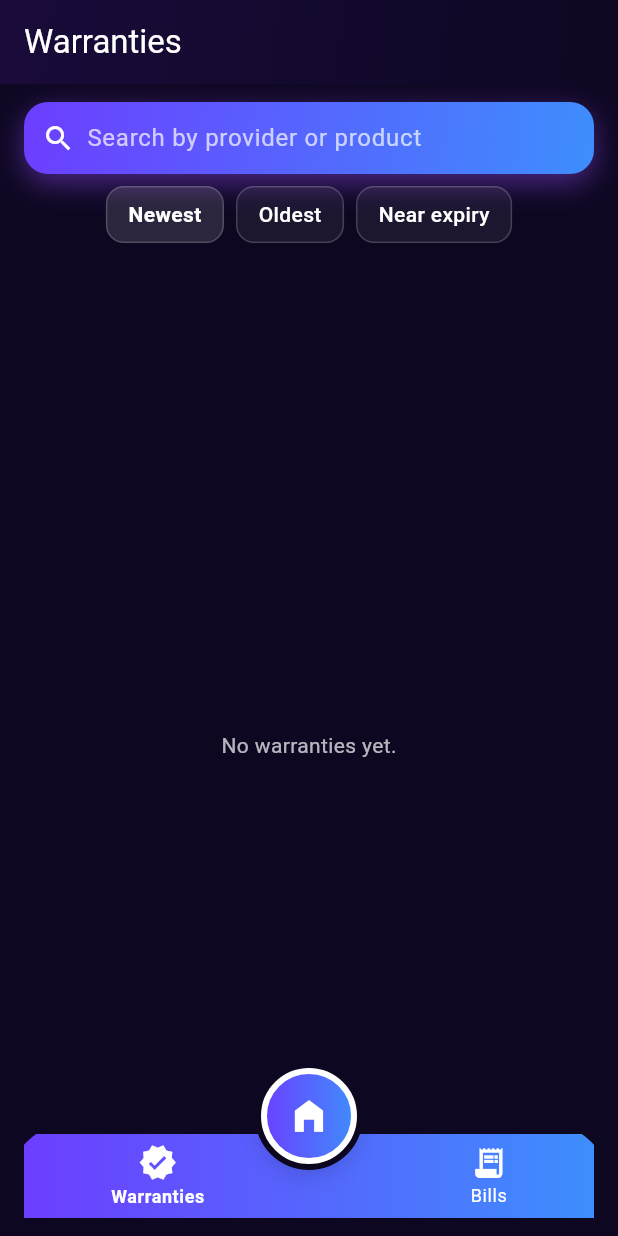
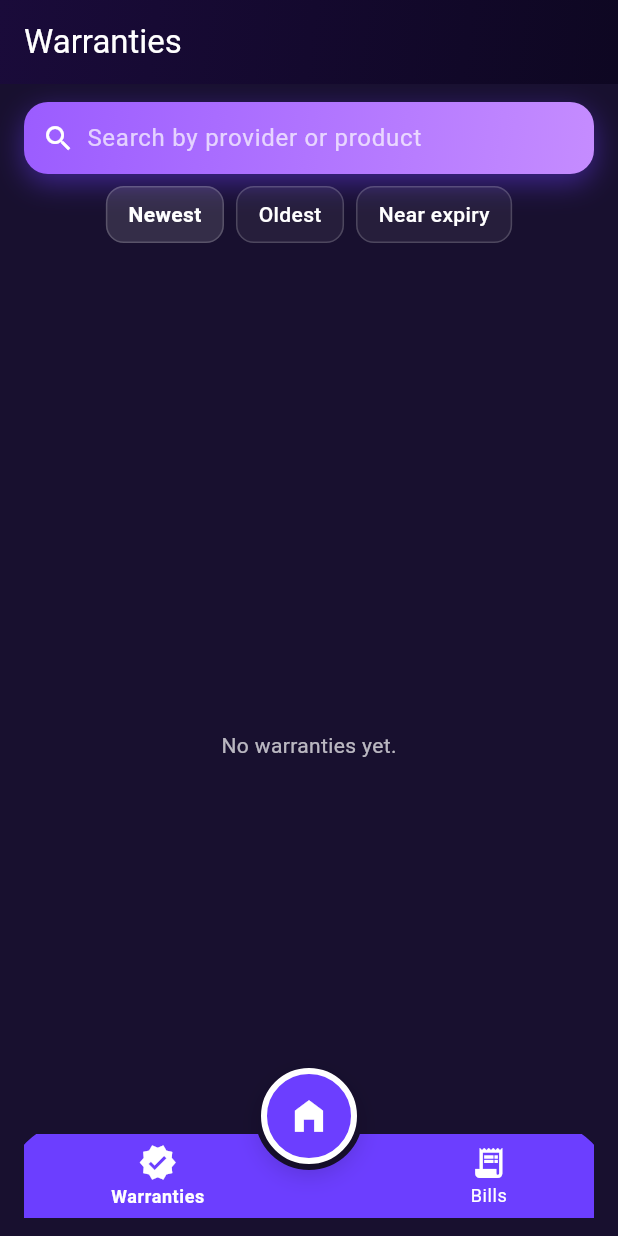
Before and after one commit to Unreemable/billwise_app, a Flutter app: the screen it shows once a user with an empty profile is signed in, after a tap on "Warranties", on a phone screen of 412 x 824 dp. Run offline on Flutter 3.47's test engine with Material 3 defaults, Android fonts, the phone set to English and light mode, and no system bars; our stand-ins replace cloud_firestore, firebase_auth, firebase_core, firebase_crashlytics, firebase_messaging, flutter_dotenv and 4 more; missing offline and left inert: google_mlkit_text_recognition; accounts and stored records are empty; network calls fail.

Commit message:
colors changing

```diff
--- a/lib/main.dart
+++ b/lib/main.dart
@@ -1,4 +1,3 @@
-
 import 'dart:async';
 import 'package:flutter/material.dart';
 import 'package:flutter/services.dart';
@@ -10,13 +9,12 @@ import 'package:firebase_messaging/firebase_messaging.dart';
 import 'package:cloud_firestore/cloud_firestore.dart';
 import 'package:firebase_crashlytics/firebase_crashlytics.dart';
 
-// Local storage نخزن بيانات بسيطة مثل الflags
+// Local storage
 import 'package:shared_preferences/shared_preferences.dart';
 
-// .env نخزن api kays
+// .env
 import 'package:flutter_dotenv/flutter_dotenv.dart';
 
-// استيراد الصفحات يبدأ من هنا
 // Firebase options
 import 'firebase_options.dart';
 
@@ -57,9 +55,6 @@ import 'src/shell/app_shell.dart';
 // Welcome
 import 'welcome/welcome_screen.dart';
 
-/// يدالة تسجيل تأخير الإشعار
-/// تقيس كم تأخرت رسالة Firebase من وقت إرسالها (sent_at_iso) إلى وصولها وتحفظ الرقم في ماتركس الفايربيس
-
 Future<void> _logFcmDeliveryDelay(RemoteMessage message) async {
   try {
     final sentIso = message.data['sent_at_iso'];
@@ -81,9 +76,6 @@ Future<void> _logFcmDeliveryDelay(RemoteMessage message) async {
   } catch (_) {}
 }
 
-/// معالج FCM في الخلفية (top-level)
-/// يشتغل حتى لو التطبيق مغلق
-
 @pragma('vm:entry-point')
 Future<void> _firebaseMessagingBackgroundHandler(RemoteMessage message) async {
   await Firebase.initializeApp(options: DefaultFirebaseOptions.currentPlatform);
@@ -97,113 +89,191 @@ Future<void> _firebaseMessagingBackgroundHandler(RemoteMessage message) async {
     );
   }
 }
-//دالة main
+
 Future<void> main() async {
   WidgetsFlutterBinding.ensureInitialized();
 
-  // واجهة حافة-لحافة + صبغ أشرطة النظام
-  //إعداد الشكل العام للجهاز
+  // واجهة حافة-لحافة
   SystemChrome.setEnabledSystemUIMode(SystemUiMode.edgeToEdge);
   SystemChrome.setSystemUIOverlayStyle(const SystemUiOverlayStyle(
     statusBarColor: Colors.transparent,
     statusBarIconBrightness: Brightness.light,
-    systemNavigationBarColor: Color(0xFF0E0722), // داكن
+    systemNavigationBarColor: Color(0xFF0E0722),
     systemNavigationBarIconBrightness: Brightness.light,
   ));
 
   // .env
   await dotenv.load(fileName: ".env");
 
-  // Firebase تشغيل
+  // Firebase
   await Firebase.initializeApp(options: DefaultFirebaseOptions.currentPlatform);
 
-  // Crashlytics ^5.x
+  // Crashlytics
   FlutterError.onError = FirebaseCrashlytics.instance.recordFlutterError;
 
-  // نسوي تهيئة للاشعارات المحلية
+  // Local notifications
   await setupLocalNotifications();
 
-  //  تهيئة معالج الخلفية
+  // FCM background
   FirebaseMessaging.onBackgroundMessage(_firebaseMessagingBackgroundHandler);
 
-  // نشغل التطبيق داخلها عشان اي خطأ مانلقطه يروح للcrashlytics
   runZonedGuarded(() {
     runApp(const App());
   }, (error, stack) {
     FirebaseCrashlytics.instance.recordError(error, stack, fatal: true);
   });
 }
-///كلاس App (MaterialApp) هنا نضبط الثيم والخلفية العامة وصفحة البداية والrouts
-class App extends StatelessWidget {
+class App extends StatefulWidget {
   const App({super.key});
+
+  // عشان نقدر نوصل لحالة الثيم من أي صفحة (مثل ProfilePage)
+  static _AppState of(BuildContext context) {
+    return context.findAncestorStateOfType<_AppState>()!;
+  }
+
+  @override
+  State<App> createState() => _AppState();
+}
+
+class _AppState extends State<App> {
+  // الوضع الحالي للثيم
+  ThemeMode _themeMode = ThemeMode.system;
+
+  ThemeMode get themeMode => _themeMode;
+
+  @override
+  void initState() {
+    super.initState();
+    _loadThemeMode();
+  }
+
+  // نقرأ آخر اختيار من SharedPreferences (اختياري لكن لطيف)
+  Future<void> _loadThemeMode() async {
+    final prefs = await SharedPreferences.getInstance();
+    final value = prefs.getString('theme_mode');
+    setState(() {
+      _themeMode = _stringToThemeMode(value) ?? ThemeMode.system;
+    });
+  }
+
+  Future<void> setThemeMode(ThemeMode mode) async {
+    final prefs = await SharedPreferences.getInstance();
+    await prefs.setString('theme_mode', _themeModeToString(mode));
+    setState(() {
+      _themeMode = mode;
+    });
+  }
+
+  String _themeModeToString(ThemeMode mode) {
+    switch (mode) {
+      case ThemeMode.light:
+        return 'light';
+      case ThemeMode.dark:
+        return 'dark';
+      case ThemeMode.system:
+      default:
+        return 'system';
+    }
+  }
+
+  ThemeMode? _stringToThemeMode(String? value) {
+    switch (value) {
+      case 'light':
+        return ThemeMode.light;
+      case 'dark':
+        return ThemeMode.dark;
+      case 'system':
+        return ThemeMode.system;
+      default:
+        return null;
+    }
+  }
 
   @override
   Widget build(BuildContext context) {
-    const bg = Color(0xFF0E0722);
+    const darkBg = Color(0xFF0E0722);
 
     return MaterialApp(
-      debugShowCheckedModeBanner: false, //يشيل علامة الديبق الحمراء
+      debugShowCheckedModeBanner: false,
       title: 'BillWise',
+
+      // 🌞 LIGHT MODE
       theme: ThemeData(
         useMaterial3: true,
+        brightness: Brightness.light,
+        scaffoldBackgroundColor: const Color(0xFFF7F3FF), // Lavender Light
+        canvasColor: Colors.transparent,
+        cardColor: Colors.white,
+        colorScheme: ColorScheme.fromSeed(
+          seedColor: const Color(0xFF6C3EFF),
+          brightness: Brightness.light,
+          surface: Colors.white,
+          onSurface: Colors.black87,
+          primary: const Color(0xFF6C3EFF),
+          onPrimary: Colors.white,
+        ),
+      ),
+
+      // 🌙 DARK MODE (تصميمك الحالي)
+      darkTheme: ThemeData(
+        useMaterial3: true,
         brightness: Brightness.dark,
-        scaffoldBackgroundColor: Colors.transparent,//الخلفية شفافة
+        scaffoldBackgroundColor: Colors.transparent,
         canvasColor: Colors.transparent,
         cardColor: const Color(0x1AFFFFFF),
         colorScheme: ColorScheme.fromSeed(
           seedColor: const Color(0xFF5F33E1),
           brightness: Brightness.dark,
-          surface: bg,
+          surface: darkBg,
           onSurface: Colors.white,
           primary: const Color(0xFF6C3EFF),
           onPrimary: Colors.white,
         ),
       ),
 
+      // 🎛 هنا نستخدم الثيم المختار
+      themeMode: _themeMode,
+
       // الخلفية العامة الناعمة
       builder: (context, child) => const SoftPastelBackground(
         child: SizedBox.expand(child: ColoredBox(color: Colors.transparent)),
       ).copyWithChild(child ?? const SizedBox.shrink()),
 
-
-      //اذا المستخدم مسجل AppShell
-      // غير مسجل؟ → WelcomeScreen
       home: const _RootGate(),
 
       routes: {
-        // Welcome + Auth
         WelcomeScreen.route: (_) => const WelcomeScreen(),
-        LoginScreen.route:   (_) => const LoginScreen(),
-        RegisterScreen.route:(_) => const RegisterScreen(),
-
-
+        LoginScreen.route: (_) => const LoginScreen(),
+        RegisterScreen.route: (_) => const RegisterScreen(),
         HomeScreen.route: (_) => const HomeScreen(),
-
-        // Bills and Warranties
         BillListPage.route: (_) => const BillListPage(),
         WarrantyListPage.route: (_) => const WarrantyListPage(),
         ScanReceiptPage.route: (_) => const ScanReceiptPage(),
         AddBillPage.route: (_) => const AddBillPage(),
-
-        // Profile / Notifs
         EditProfilePage.route: (_) => const EditProfilePage(),
         NotificationsPage.route: (_) => const NotificationsPage(),
         ProfilePage.route: (_) => const ProfilePage(),
       },
 
       onGenerateRoute: (settings) {
-        if (settings.name == BillDetailPage.route && settings.arguments is BillDetails) {
+        if (settings.name == BillDetailPage.route &&
+            settings.arguments is BillDetails) {
           return MaterialPageRoute(
-            builder: (_) => BillDetailPage(details: settings.arguments as BillDetails),
+            builder: (_) =>
+                BillDetailPage(details: settings.arguments as BillDetails),
             settings: settings,
           );
         }
-        if (settings.name == WarrantyDetailPage.route && settings.arguments is WarrantyDetails) {
+
+        if (settings.name == WarrantyDetailPage.route &&
+            settings.arguments is WarrantyDetails) {
           return MaterialPageRoute(
-            builder: (_) => WarrantyDetailPage(details: settings.arguments as WarrantyDetails),
+            builder: (_) => WarrantyDetailPage(
+                details: settings.arguments as WarrantyDetails),
             settings: settings,
           );
         }
+
         if (settings.name == AddWarrantyPage.route) {
           final args = settings.arguments;
           if (args is Map<String, dynamic> && args['billId'] is String) {
@@ -219,7 +289,9 @@ class App extends StatelessWidget {
           return MaterialPageRoute(
             builder: (_) => const Scaffold(
               backgroundColor: Colors.transparent,
-              body: Center(child: Text('⚠️ billId is required for AddWarrantyPage')),
+              body: Center(
+                child: Text('⚠️ billId is required for AddWarrantyPage'),
+              ),
             ),
           );
         }
@@ -229,7 +301,6 @@ class App extends StatelessWidget {
   }
 }
 
-/// Root: يختار الشاشة + يفعّل FCM + Backfill يومي
 class _RootGate extends StatefulWidget {
   const _RootGate();
 
@@ -243,13 +314,13 @@ class _RootGateState extends State<_RootGate> {
     super.initState();
     WidgetsBinding.instance.addPostFrameCallback((_) async {
       await NotificationsService.I.requestPermissions(context);
-      await _initFCM(); //تفعيل الإشعارات
+      await _initFCM();
     });
   }
 
   DateTime? tsToDate(dynamic v) => v is Timestamp ? v.toDate() : null;
 
-  Future<void> _autoBackfillRemindersDaily() async { // يعيد حساب الريمايندر بشكل يومي بحيث يضمن عدم تكرار الاشعار
+  Future<void> _autoBackfillRemindersDaily() async {
     final prefs = await SharedPreferences.getInstance();
     final now = DateTime.now();
     final todayKey = 'reminders_backfill_yyyyMMdd';
@@ -289,11 +360,10 @@ class _RootGateState extends State<_RootGate> {
     debugPrint('FCM permission: ${settings.authorizationStatus}');
 
     final token = await messaging.getToken();
-    debugPrint('🔑 FCM Device Token: fgN8ZhvUTT2GTuqWsptvGV:APA91bG0OPeDF8zHRryaiVN8kNX1oF-tj2O6kSIlzfs4qgIRSkOynk28rzPY-8OCXEi4ugzGnRlJMGwwE1EcHE8vljCcX7xj2Y_l8iT8E15TVf520EvS3_A');
+    debugPrint('🔑 FCM Device Token: $token');
 
     await _saveFcmTokenForUser(token);
 
-    // فورغراوند: نحسب تأخير التسليم + نعرض إشعار محلي يعني التطبيق مفتوح
     FirebaseMessaging.onMessage.listen((RemoteMessage message) async {
       await _logFcmDeliveryDelay(message);
       final n = message.notification;
@@ -305,7 +375,6 @@ class _RootGateState extends State<_RootGate> {
       }
     });
 
-    // دخل من الاشعار
     FirebaseMessaging.onMessageOpenedApp.listen((RemoteMessage message) {
       if (mounted) {
         Navigator.of(context, rootNavigator: true)
@@ -313,7 +382,6 @@ class _RootGateState extends State<_RootGate> {
       }
     });
 
-    // فتح والتطبيق مقفل
     final initial = await FirebaseMessaging.instance.getInitialMessage();
     if (initial != null && mounted) {
       await _logFcmDeliveryDelay(initial);
@@ -340,14 +408,13 @@ class _RootGateState extends State<_RootGate> {
     } catch (_) {}
   }
 
-  /// يتابع حالة تسجيل الدخول
   @override
   Widget build(BuildContext context) {
     return StreamBuilder<User?>(
       stream: FirebaseAuth.instance.authStateChanges(),
       builder: (context, snap) {
         if (snap.connectionState == ConnectionState.waiting) {
-          return const Scaffold(//إن كان المستخدم Logged in
+          return const Scaffold(
             backgroundColor: Colors.transparent,
             body: Center(child: CircularProgressIndicator()),
           );
@@ -356,17 +423,14 @@ class _RootGateState extends State<_RootGate> {
           WidgetsBinding.instance.addPostFrameCallback((_) {
             _autoBackfillRemindersDaily();
           });
-          // ملاحظة: AppShell لازم يستخدم Scaffold(extendBody: true, backgroundColor: Colors.transparent)
           return const AppShell();
         }
-        // الشاشة الافتراضية لغير المسجلين إلى شاشة الترحيب
         return const WelcomeScreen();
       },
     );
   }
 }
 
-// ====== تمديد Widget بسيط يسمح بتمرير child ديناميكي لـ SoftPastelBackground=
 extension on SoftPastelBackground {
   Widget copyWithChild(Widget newChild) {
     return SoftPastelBackground(child: newChild);
--- a/lib/src/bills/ui/bill_list_page.dart
+++ b/lib/src/bills/ui/bill_list_page.dart
@@ -23,7 +23,10 @@ const LinearGradient _kHeaderGradient = LinearGradient(
   end: Alignment.bottomRight,
 );
 const LinearGradient _kSearchGradient = LinearGradient(
-  colors: [Color(0xFF6C3EFF), Color(0xFF3E8EFD)],
+  colors:  [
+    Color(0xFF6C3EFF), // البنفسجي الأساسي
+    Color(0xFFC58CFF), // لافندر وردي ناعم بدل الأزرق
+  ],
   begin: Alignment.topLeft,
   end: Alignment.bottomRight,
 );
--- a/lib/src/home/home_screen.dart
+++ b/lib/src/home/home_screen.dart
@@ -24,19 +24,20 @@ import '../common/widgets/expiry_progress.dart';
 import 'dart:math' as math;
 
 // ===== ألوان عامة نستخدمها في الهوم =====
-const Color _kBgDark   = Color(0xFF0E0722);   // خلفية الصفحة الغامقة
-const Color _kGrad1    = Color(0xFF6C3EFF);   // بنفسجي
-const Color _kGrad2    = Color(0xFF934DFE);   // بنفسجي أفتح
-const Color _kGrad3    = Color(0xFF3E8EFD);   // أزرق
-const Color _kCardDark = Color(0x1AFFFFFF);   // لون البطاقات الداكنة (شفاف شوي)
-const Color _kTextDim  = Colors.white70;      // نص ثانوي باهت
-
+const Color _kBgDark   = Color(0xFF18102F);   // زي ما هو
+const Color _kGrad1    = Color(0xFF9B5CFF);   // Violet أفتح ومريح
+const Color _kGrad2    = Color(0xFF6C3EFF);   // البنفسجي الأساسي
+const Color _kGrad3    = Color(0xFFC58CFF);   // Lavender وردي ناعم بدل الأزرق
+const Color _kCardDark = Color(0xFF2B2048);   // كروت Expiring
+const Color _kTextDim  = Colors.white70;
 // تدرّج الهيدر العلوي
 const LinearGradient kHeaderGradient = LinearGradient(
   colors: [Color(0xFF1A0B3A), Color(0xFF0E0722)],
   begin: Alignment.topLeft,
   end: Alignment.bottomRight,
 );
+
+
 
 // === إعدادات ثابتة للمقاسات ===
 const double _kHeaderHeight = 240;   // ارتفاع الهيدر
@@ -175,7 +176,7 @@ class _HomeContentState extends State<HomeContent> {
                               title: 'Warranty',
                               subtitle: 'Add Warranty',
                               icon: Icons.verified_user_rounded,
-                              gradient: const [Color(0xFFFD6C8E), _kGrad2],
+                              gradient: const [_kGrad3, _kGrad1],
                               onTap: () => Navigator.of(context, rootNavigator: true).push(
                                 MaterialPageRoute(builder: (_) => const AddWarrantyPage(
                                   billId: null, defaultStartDate: null, defaultEndDate: null,
--- a/lib/src/ocr/scan_receipt_page.dart
+++ b/lib/src/ocr/scan_receipt_page.dart
@@ -326,7 +326,7 @@ class _ScanReceiptPageState extends State<ScanReceiptPage> {
                               padding:
                               const EdgeInsets.symmetric(horizontal: 16),
                               child: Text(
-                                'Take a photo of the receipt or select from gallery',
+                                'Take a photo of the bill or select from gallery',
                                 textAlign: TextAlign.center,
                                 style: TextStyle(color: _textDim),
                               ),
--- a/lib/src/shell/app_shell.dart
+++ b/lib/src/shell/app_shell.dart
@@ -5,9 +5,12 @@ import '../home/home_screen.dart';                // شاشة الهوم
 import '../warranties/ui/warranty_list_page.dart'; // قائمة الضمانات
 import '../bills/ui/bill_list_page.dart';          // قائمة الفواتير
 
-/// تدرج موحد للبار (من بنفسجي لأزرق)
+/// تدرج موحد للبار (بنفسجي → لافندر ناعم)
 const LinearGradient _kAppGradient = LinearGradient(
-  colors: [Color(0xFF6C3EFF), Color(0xFF3E8EFD)],
+  colors: [
+    Color(0xFF6C3EFF), // البنفسجي الأساسي
+    Color(0xFF6C3EFF), // لافندر وردي ناعم بدل الأزرق
+  ],
   begin: Alignment.centerLeft,
   end: Alignment.centerRight,
 );
@@ -248,7 +251,7 @@ class _CenterHomeButton extends StatelessWidget {
           shape: BoxShape.circle,
           // نفس تدرّج البار عشان يطلع منسجم
           gradient: const LinearGradient(
-            colors: [Color(0xFF6C3EFF), Color(0xFF3E8EFD)],
+            colors: [Color(0xFF6C3EFF), Color(0xFF6C3EFF)],
             begin: Alignment.centerLeft,
             end: Alignment.centerRight,
           ),
--- a/lib/src/warranties/ui/warranty_list_page.dart
+++ b/lib/src/warranties/ui/warranty_list_page.dart
@@ -9,12 +9,12 @@ import '../../bills/ui/bill_list_page.dart';
 import 'warranty_detail_page.dart';
 
 // ===== ثيم الألوان (نفس ألوان صفحة الهوم) =====
-const Color _kBgDark  = Color(0xFF0E0722);
-const Color _kGrad1   = Color(0xFF6C3EFF);
-const Color _kGrad2   = Color(0xFF934DFE);
-const Color _kGrad3   = Color(0xFF3E8EFD);
-const Color _kCard    = Color(0x1AFFFFFF);
-const Color _kTextDim = Colors.white70;
+const Color _kBgDark   = Color(0xFF18102F);   // زي ما هو
+const Color _kGrad1    = Color(0xFF9B5CFF);   // Violet أفتح ومريح
+const Color _kGrad2    = Color(0xFF6C3EFF);   // البنفسجي الأساسي
+const Color _kGrad3    = Color(0xFFC58CFF);   // Lavender وردي ناعم بدل الأزرق
+const Color _kCard = Color(0xFF22183C);   // كروت Expiring
+const Color _kTextDim  = Colors.white70;
 
 // تدرّج الهيدر العلوي
 const LinearGradient _kHeaderGrad = LinearGradient(
@@ -154,7 +154,7 @@ class _FabDot extends StatelessWidget {
         decoration: BoxDecoration(
           shape: BoxShape.circle,
           gradient: const LinearGradient(
-            colors: [Color(0xFF6C3EFF), Color(0xFF3E8EFD)],
+            colors: [Color(0xFF6C3EFF), Color(0xFFC58CFF)],
           ),
           boxShadow: [
             BoxShadow(
--- /dev/null
+++ b/lib/theme/dark_theme.dart
@@ -0,0 +1,14 @@
+import 'package:flutter/material.dart';
+
+final ThemeData darkTheme = ThemeData.dark().copyWith(
+  scaffoldBackgroundColor: const Color(0xFF0E0722), // Hintergrund dunkel
+  primaryColor: const Color(0xFF6C3EFF),
+  cardColor: const Color(0x1AFFFFFF),
+
+  textTheme: const TextTheme(
+    bodyMedium: TextStyle(color: Colors.white),
+    bodyLarge: TextStyle(color: Colors.white),
+  ),
+
+  iconTheme: const IconThemeData(color: Colors.white),
+);
```
Also changed, not shown: lib/src/profile/profile_page.dart (+61 -5 lines), lib/theme/app_theme.dart (added, +8 -0 lines), lib/theme/light_theme.dart (added, +20 -0 lines).
